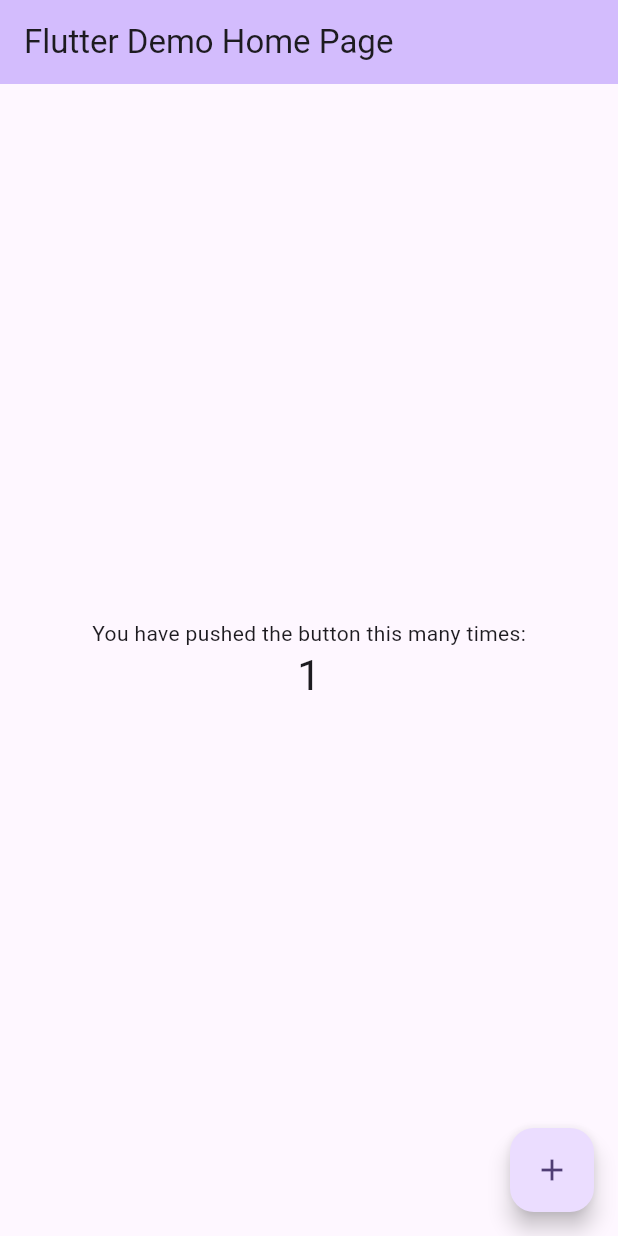
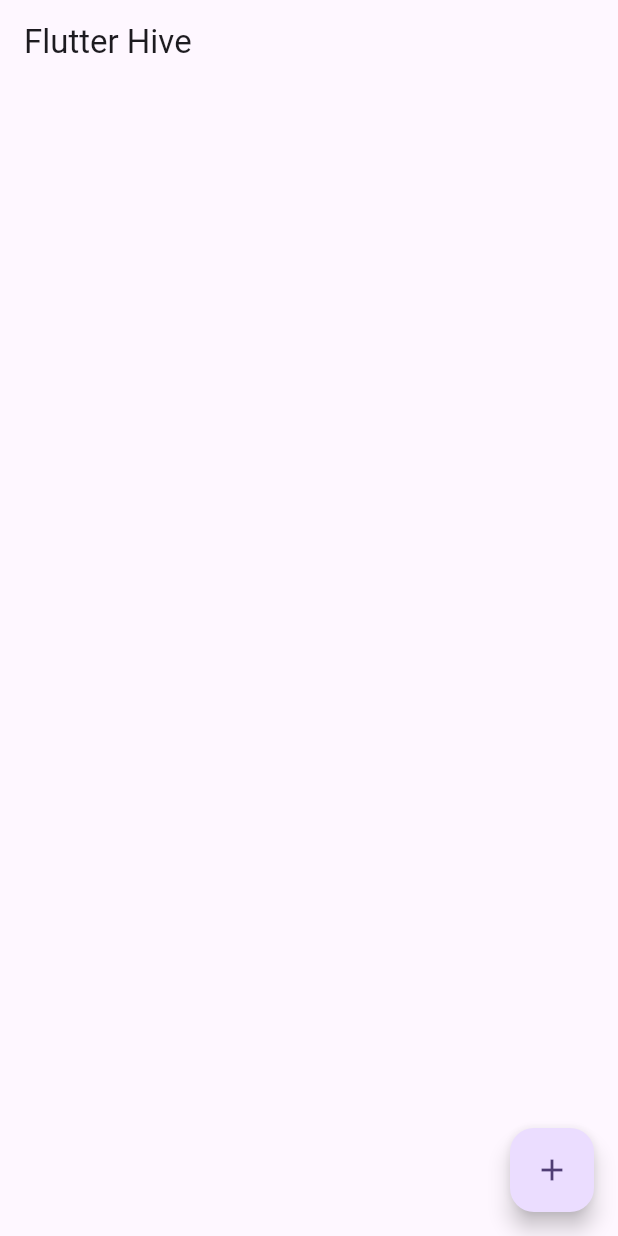
Before and after one commit to azix-khan/flutter_hive, a Flutter app: the screen it shows after launch, after a tap on the "add" icon, on a phone screen of 412 x 824 dp. Run offline on Flutter 3.47's test engine with Material 3 defaults, Android fonts, the phone set to English and light mode, and no system bars.

```diff
--- /dev/null
+++ b/lib/home_screen.dart
@@ -0,0 +1,26 @@
+import 'package:flutter/material.dart';
+
+class HomeScreen extends StatefulWidget {
+  const HomeScreen({super.key});
+
+  @override
+  State<HomeScreen> createState() => _HomeScreenState();
+}
+
+class _HomeScreenState extends State<HomeScreen> {
+  @override
+  Widget build(BuildContext context) {
+    return Scaffold(
+      appBar: AppBar(
+        title: const Text("Flutter Hive"),
+      ),
+      body: const Column(
+        children: [],
+      ),
+      floatingActionButton: FloatingActionButton(
+        onPressed: () {},
+        child: const Icon(Icons.add),
+      ),
+    );
+  }
+}
--- a/lib/main.dart
+++ b/lib/main.dart
@@ -1,4 +1,5 @@
 import 'package:flutter/material.dart';
+import 'package:flutter_hive/home_screen.dart';
 
 void main() {
   runApp(const MyApp());
@@ -7,119 +8,15 @@ void main() {
 class MyApp extends StatelessWidget {
   const MyApp({super.key});
 
-  // This widget is the root of your application.
   @override
   Widget build(BuildContext context) {
     return MaterialApp(
       title: 'Flutter Demo',
       theme: ThemeData(
-        // This is the theme of your application.
-        //
-        // TRY THIS: Try running your application with "flutter run". You'll see
-        // the application has a purple toolbar. Then, without quitting the app,
-        // try changing the seedColor in the colorScheme below to Colors.green
-        // and then invoke "hot reload" (save your changes or press the "hot
-        // reload" button in a Flutter-supported IDE, or press "r" if you used
-        // the command line to start the app).
-        //
-        // Notice that the counter didn't reset back to zero; the application
-        // state is not lost during the reload. To reset the state, use hot
-        // restart instead.
-        //
-        // This works for code too, not just values: Most code changes can be
-        // tested with just a hot reload.
         colorScheme: ColorScheme.fromSeed(seedColor: Colors.deepPurple),
         useMaterial3: true,
       ),
-      home: const MyHomePage(title: 'Flutter Demo Home Page'),
+      home: const HomeScreen(),
     );
   }
 }
-
-class MyHomePage extends StatefulWidget {
-  const MyHomePage({super.key, required this.title});
-
-  // This widget is the home page of your application. It is stateful, meaning
-  // that it has a State object (defined below) that contains fields that affect
-  // how it looks.
-
-  // This class is the configuration for the state. It holds the values (in this
-  // case the title) provided by the parent (in this case the App widget) and
-  // used by the build method of the State. Fields in a Widget subclass are
-  // always marked "final".
-
-  final String title;
-
-  @override
-  State<MyHomePage> createState() => _MyHomePageState();
-}
-
-class _MyHomePageState extends State<MyHomePage> {
-  int _counter = 0;
-
-  void _incrementCounter() {
-    setState(() {
-      // This call to setState tells the Flutter framework that something has
-      // changed in this State, which causes it to rerun the build method below
-      // so that the display can reflect the updated values. If we changed
-      // _counter without calling setState(), then the build method would not be
-      // called again, and so nothing would appear to happen.
-      _counter++;
-    });
-  }
-
-  @override
-  Widget build(BuildContext context) {
-    // This method is rerun every time setState is called, for instance as done
-    // by the _incrementCounter method above.
-    //
-    // The Flutter framework has been optimized to make rerunning build methods
-    // fast, so that you can just rebuild anything that needs updating rather
-    // than having to individually change instances of widgets.
-    return Scaffold(
-      appBar: AppBar(
-        // TRY THIS: Try changing the color here to a specific color (to
-        // Colors.amber, perhaps?) and trigger a hot reload to see the AppBar
-        // change color while the other colors stay the same.
-        backgroundColor: Theme.of(context).colorScheme.inversePrimary,
-        // Here we take the value from the MyHomePage object that was created by
-        // the App.build method, and use it to set our appbar title.
-        title: Text(widget.title),
-      ),
-      body: Center(
-        // Center is a layout widget. It takes a single child and positions it
-        // in the middle of the parent.
-        child: Column(
-          // Column is also a layout widget. It takes a list of children and
-          // arranges them vertically. By default, it sizes itself to fit its
-          // children horizontally, and tries to be as tall as its parent.
-          //
-          // Column has various properties to control how it sizes itself and
-          // how it positions its children. Here we use mainAxisAlignment to
-          // center the children vertically; the main axis here is the vertical
-          // axis because Columns are vertical (the cross axis would be
-          // horizontal).
-          //
-          // TRY THIS: Invoke "debug painting" (choose the "Toggle Debug Paint"
-          // action in the IDE, or press "p" in the console), to see the
-          // wireframe for each widget.
-          mainAxisAlignment: MainAxisAlignment.center,
-          children: <Widget>[
-            const Text(
-              'You have pushed the button this many times:',
-            ),
-            Text(
-              '$_counter',
-              style: Theme.of(context).textTheme.headlineMedium,
-            ),
-          ],
-        ),
-      ),
-      floatingActionButton: FloatingActionButton(
-        onPressed: _incrementCounter,
-        tooltip: 'Increment',
-        child: const Icon(Icons.add),
-      ), // This trailing comma makes auto-formatting nicer for build methods.
-    );
-  }
-}
--- a/pubspec.yaml
+++ b/pubspec.yaml
@@ -35,6 +35,8 @@ dependencies:
   # The following adds the Cupertino Icons font to your application.
   # Use with the CupertinoIcons class for iOS style icons.
   cupertino_icons: ^1.0.8
+  hive: ^2.2.3
+  path_provider: ^2.1.4
 
 dev_dependencies:
   flutter_test:
```
Also changed, not shown: pubspec.lock, 1 other file.
